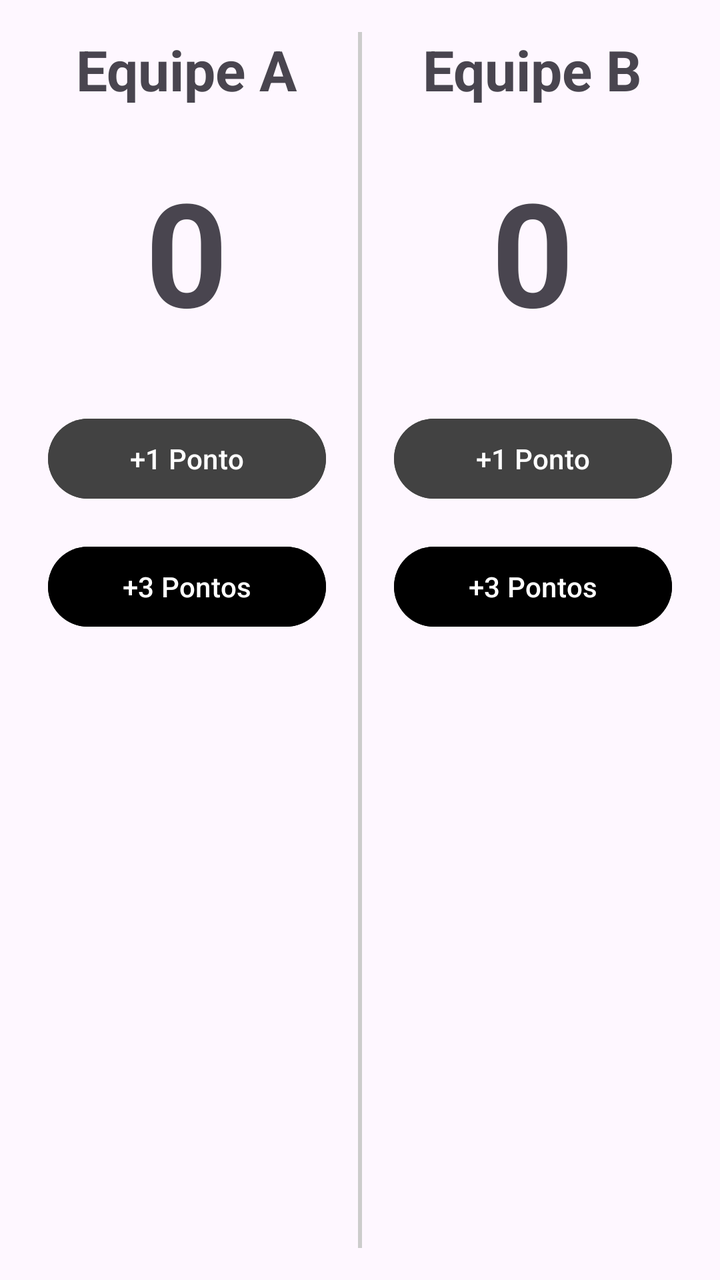
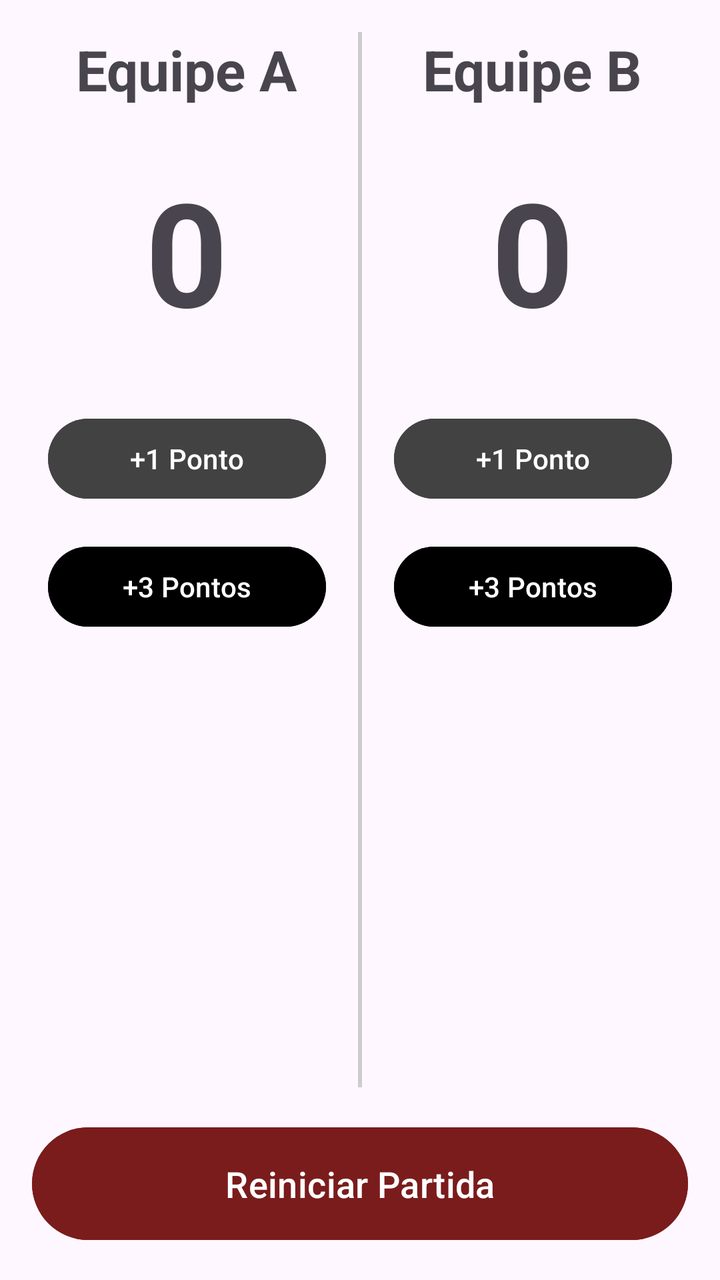

Screens rendered from an Android XML layout before and after an edit, with the pre-edit source and the edit as a unified diff.
<!-- AndroidManifest.xml: application theme Theme.TrucoScoreBoard -->
<!-- res/layout/activity_main.xml -->
<?xml version="1.0" encoding="utf-8"?>
<LinearLayout xmlns:android="http://schemas.android.com/apk/res/android"
    android:layout_width="match_parent"
    android:layout_height="match_parent"
    android:orientation="vertical"
    android:padding="16dp"
    android:gravity="center">
    <LinearLayout
        android:layout_width="match_parent"
        android:layout_height="0dp"
        android:layout_weight="1"
        android:orientation="horizontal">

        <LinearLayout
            android:layout_width="0dp"
            android:layout_height="wrap_content"
            android:layout_weight="1"
            android:orientation="vertical"
            android:gravity="center">

            <TextView
                android:layout_width="wrap_content"
                android:layout_height="wrap_content"
                android:text="Equipe A"
                android:textSize="28sp"
                android:textStyle="bold" />

            <TextView
                android:id="@+id/tvPontosA"
                android:layout_width="wrap_content"
                android:layout_height="wrap_content"
                android:text="0"
                android:textSize="72sp"
                android:textStyle="bold"
                android:layout_marginVertical="24dp" />

            <Button
                android:id="@+id/btn1A"
                android:layout_width="match_parent"
                android:layout_height="wrap_content"
                android:text="+1 Ponto"
                android:backgroundTint="#424242"
                android:layout_margin="8dp"/>

            <Button
                android:id="@+id/btn3A"
                android:layout_width="match_parent"
                android:layout_height="wrap_content"
                android:text="+3 Pontos"
                android:backgroundTint="#000000"
                android:layout_margin="8dp"/>
        </LinearLayout>
        <View
            android:layout_width="2dp"
            android:layout_height="match_parent"
            android:background="#CCCCCC"
            android:layout_marginHorizontal="8dp"/>

        <LinearLayout
            android:layout_width="0dp"
            android:layout_height="wrap_content"
            android:layout_weight="1"
            android:orientation="vertical"
            android:gravity="center">

            <TextView
                android:layout_width="wrap_content"
                android:layout_height="wrap_content"
                android:text="Equipe B"
                android:textSize="28sp"
                android:textStyle="bold" />

            <TextView
                android:id="@+id/tvPontosB"
                android:layout_width="wrap_content"
                android:layout_height="wrap_content"
                android:text="0"
                android:textSize="72sp"
                android:textStyle="bold"
                android:layout_marginVertical="24dp" />

            <Button
                android:id="@+id/btn1B"
                android:layout_width="match_parent"
                android:layout_height="wrap_content"
                android:text="+1 Ponto"
                android:backgroundTint="#424242"
                android:layout_margin="8dp"/>

            <Button
                android:id="@+id/btn3B"
                android:layout_width="match_parent"
                android:layout_height="wrap_content"
                android:text="+3 Pontos"
                android:backgroundTint="#000000"
                android:layout_margin="8dp"/>
        </LinearLayout>
    </LinearLayout>
</LinearLayout>
<!-- resources referenced by this layout -->
<resources>
  <style name="Theme.TrucoScoreBoard" parent="Base.Theme.TrucoScoreBoard" />
  <style name="Base.Theme.TrucoScoreBoard" parent="Theme.Material3.DayNight.NoActionBar">
          
          
      </style>
</resources>

<!-- the commit's change to res/layout/activity_main.xml (unified diff, before → after) -->
@@ -96,4 +96,13 @@
                 android:layout_margin="8dp"/>
         </LinearLayout>
     </LinearLayout>
+    <Button
+        android:id="@+id/btnReset"
+        android:layout_width="match_parent"
+        android:layout_height="wrap_content"
+        android:text="Reiniciar Partida"
+        android:textSize="18sp"
+        android:padding="16dp"
+        android:backgroundTint="#7A1C1C"
+        android:layout_marginTop="16dp"/>
 </LinearLayout>
